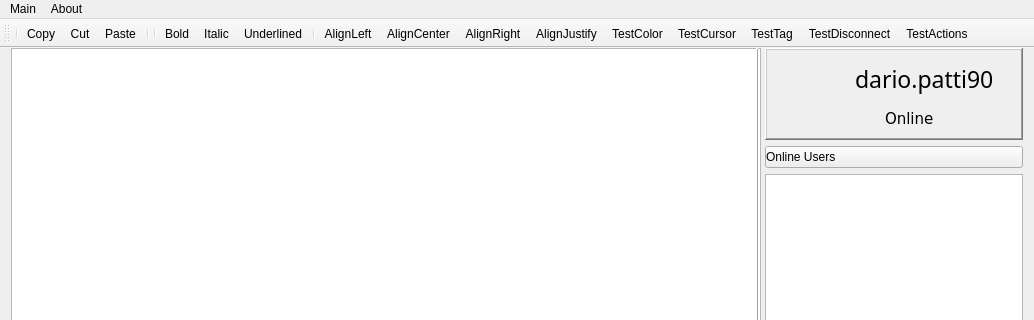
Qt form qt_project_gui/forms/mainwindow.ui (Grain0fSand/cooperative-online-text-editor) before a commit; both pictures show x 0 to 1034 and y 0 to 320 of the 1034 by 691 pixel window.
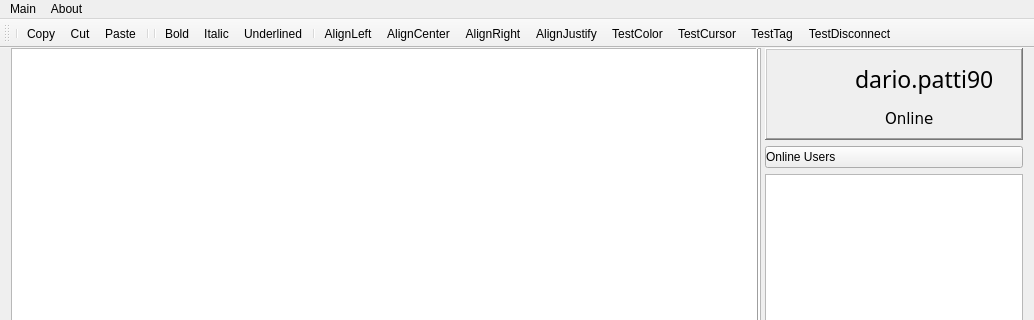
The same form after that commit. Icons and pictures are not drawn. Custom widgets are drawn as their Qt base class.

```diff
--- a/qt_project_gui/forms/mainwindow.ui
+++ b/qt_project_gui/forms/mainwindow.ui
@@ -401,7 +401,6 @@
    <addaction name="actionTestCursor"/>
    <addaction name="actionTestTag"/>
    <addaction name="actionTestDisconnect"/>
-   <addaction name="actionTestActions"/>
   </widget>
   <widget class="QStatusBar" name="statusBar">
    <property name="sizeGripEnabled">
@@ -584,11 +583,6 @@
     <string>TestDisconnect</string>
    </property>
   </action>
-  <action name="actionTestActions">
-   <property name="text">
-    <string>TestActions</string>
-   </property>
-  </action>
   <action name="actionTestColor">
    <property name="checkable">
     <bool>true</bool>
```
Left out of the diff: 4 changed lines with no effect on the pictures.
